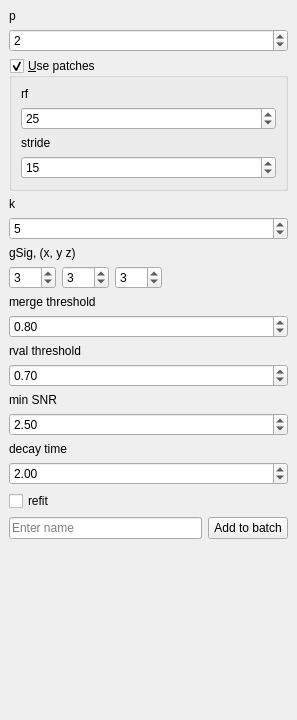
First picture: the form in mesmerize/viewer/modules/ui_files/cnmf_3d_pytemplate.ui, repository kushalkolar/MESmerize, before the edit.
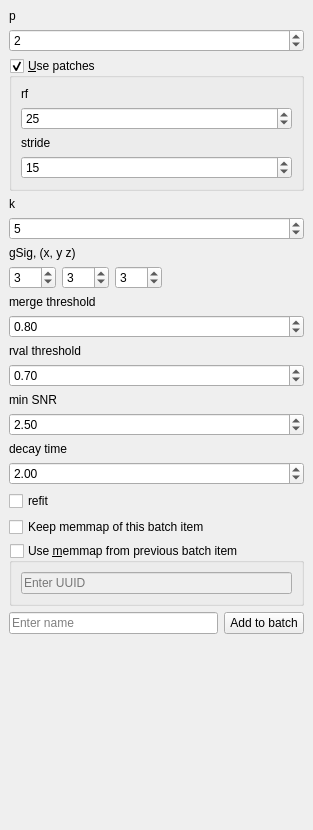
Second picture: the form after the edit.

Commit message: memmaps can be kept and reused for later batch items for 3d cnmf to save time. Update batch_manager.py, CNMF_3D.py, and 4 more files...

What changed in the file:
```diff
--- a/mesmerize/viewer/modules/ui_files/cnmf_3d_pytemplate.ui
+++ b/mesmerize/viewer/modules/ui_files/cnmf_3d_pytemplate.ui
@@ -6,8 +6,8 @@
    <rect>
     <x>0</x>
     <y>0</y>
-    <width>297</width>
-    <height>720</height>
+    <width>313</width>
+    <height>830</height>
    </rect>
   </property>
   <property name="floating">
@@ -17,7 +17,7 @@
    <string>&amp;CNMF 3D</string>
   </property>
   <widget class="QWidget" name="dockWidgetContents">
-   <layout class="QVBoxLayout" name="verticalLayout_2">
+   <layout class="QVBoxLayout" name="verticalLayout_3">
     <item>
      <widget class="QLabel" name="label_6">
       <property name="text">
@@ -242,6 +242,44 @@
       </property>
      </widget>
     </item>
+    <item>
+     <widget class="QCheckBox" name="checkBox_keep_memmap">
+      <property name="toolTip">
+       <string>Keep the memmap of this batch item.
+If unchecked the memmap will be deleted 
+after this batch item is processed unless it 
+is required for a later batch item.</string>
+      </property>
+      <property name="text">
+       <string>Keep memmap of this batch item</string>
+      </property>
+     </widget>
+    </item>
+    <item>
+     <widget class="QGroupBox" name="groupBox_use_previous_memmap">
+      <property name="toolTip">
+       <string>Useful if trying out different paramters for the same input image stack.</string>
+      </property>
+      <property name="title">
+       <string>Use &amp;memmap from previous batch item</string>
+      </property>
+      <property name="checkable">
+       <bool>true</bool>
+      </property>
+      <property name="checked">
+       <bool>false</bool>
+      </property>
+      <layout class="QVBoxLayout" name="verticalLayout_2">
+       <item>
+        <widget class="QLineEdit" name="lineEdit_memmap_uuid">
+         <property name="placeholderText">
+          <string>Enter UUID</string>
+         </property>
+        </widget>
+       </item>
+      </layout>
+     </widget>
+    </item>
     <item>
      <layout class="QHBoxLayout" name="horizontalLayout_2">
       <item>
```
Left out of the diff: 25 changed lines with no effect on the pictures. The commit also changes 5 other files.
